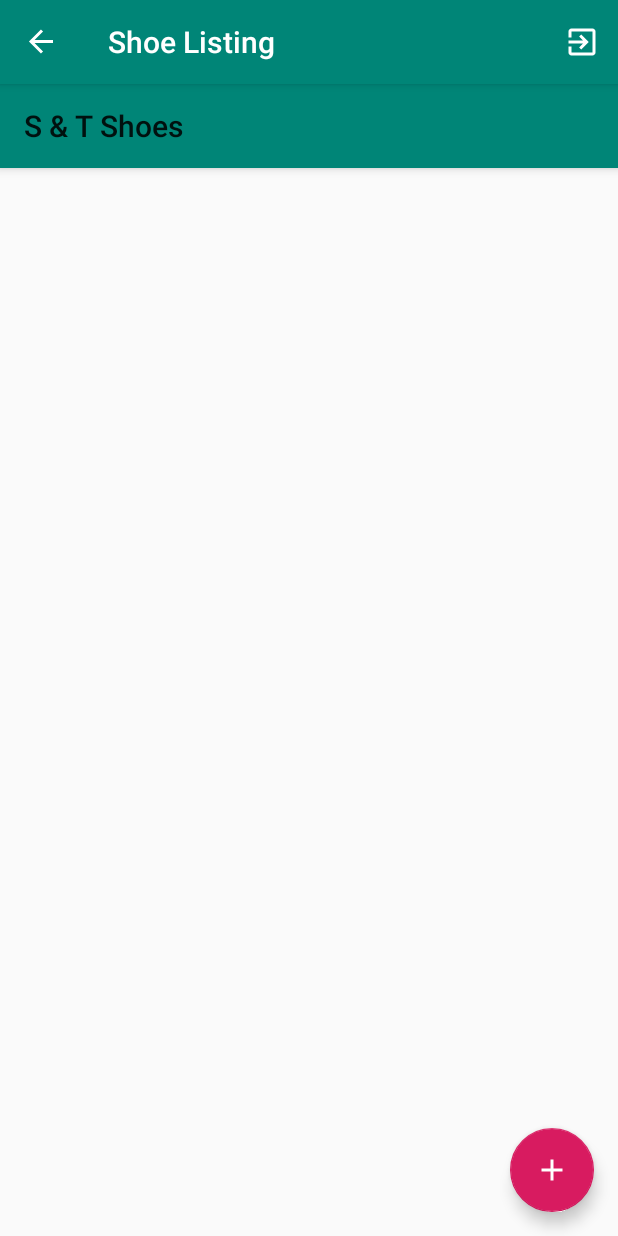
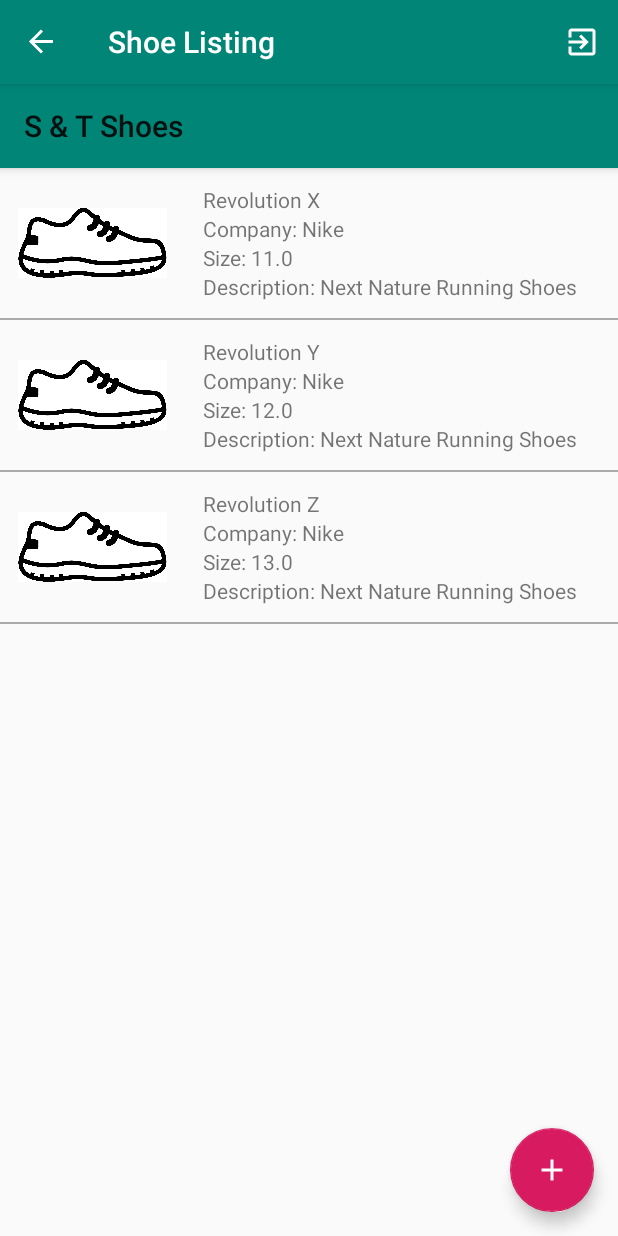
Before and after one commit to Taimoor-N/shoe-store, an Android app: the ShoeListingFragment screen opened through its navigation route, on a phone screen of 412 x 824 dp. Run offline under Robolectric (Android 15) with nearby library versions, the light colour scheme and no system bars; our stand-ins replace Timber, data binding, navigation-ui; 1 statement that could not run was skipped.

Commit message:
tnajam: Add MainActivityViewModel and dynamically add Shoe list items

```diff
--- a/app/src/main/java/com/udacity/shoestore/fragments/ShoeListingFragment.kt
+++ b/app/src/main/java/com/udacity/shoestore/fragments/ShoeListingFragment.kt
@@ -12,21 +12,42 @@ import androidx.core.view.MenuProvider
 import androidx.databinding.DataBindingUtil
 import androidx.fragment.app.Fragment
 import androidx.lifecycle.Lifecycle
+import androidx.lifecycle.ViewModelProvider
 import androidx.navigation.findNavController
 import com.udacity.shoestore.R
 import com.udacity.shoestore.databinding.FragmentShoeListingBinding
+import com.udacity.shoestore.models.Shoe
+import com.udacity.shoestore.viewmodels.MainActivityViewModel
 
 class ShoeListingFragment : Fragment() {
 
+    private lateinit var mViewModel: MainActivityViewModel
+    private lateinit var mBinding: FragmentShoeListingBinding
+
     override fun onCreateView(inflater: LayoutInflater, container: ViewGroup?,
                               savedInstanceState: Bundle?): View {
-        val binding: FragmentShoeListingBinding = DataBindingUtil.inflate(
-            inflater, R.layout.fragment_shoe_listing, container, false)
-        binding.fabShoeListingAddShoe.setOnClickListener { view: View ->
+        mBinding = DataBindingUtil.inflate(inflater, R.layout.fragment_shoe_listing,
+            container, false)
+        mViewModel = ViewModelProvider(this)[MainActivityViewModel::class.java]
+
+        // Specify the current activity as the lifecycle owner of the binding. This is used so that
+        // the binding can observe LiveData updates
+        mBinding.lifecycleOwner = this
+
+        mBinding.fabShoeListingAddShoe.setOnClickListener { view: View ->
             view.findNavController().navigate(ShoeListingFragmentDirections.actionShoeListingFragmentToShoeDetailFragment())
         }
+
+        // Observe shoesLiveData and recreate the shoe list upon any changes
+        mViewModel.shoesLiveData.observe(viewLifecycleOwner) { shoes ->
+            mBinding.llShoeListing.removeAllViews()
+            for (shoe in shoes) {
+                createAndAddShoeListingItemFragment(shoe)
+            }
+        }
+
         addMenuItems()
-        return binding.root
+        return mBinding.root
     }
 
     private fun addMenuItems() {
@@ -51,4 +72,11 @@ class ShoeListingFragment : Fragment() {
         }, viewLifecycleOwner, Lifecycle.State.RESUMED)
     }
 
+    private fun createAndAddShoeListingItemFragment(shoe: Shoe) {
+        val fragmentTransaction = parentFragmentManager.beginTransaction()
+        val shoeListingItemFragment = ShoeListingItemFragment().newInstance(shoe)
+        fragmentTransaction.add(mBinding.llShoeListing.id, shoeListingItemFragment, "ShoeListingItemFragment")
+        fragmentTransaction.commit()
+    }
+
 }
--- a/app/src/main/java/com/udacity/shoestore/fragments/ShoeListingItemFragment.kt
+++ b/app/src/main/java/com/udacity/shoestore/fragments/ShoeListingItemFragment.kt
@@ -5,20 +5,31 @@ import androidx.fragment.app.Fragment
 import android.view.LayoutInflater
 import android.view.View
 import android.view.ViewGroup
+import androidx.databinding.DataBindingUtil
 import com.udacity.shoestore.R
+import com.udacity.shoestore.databinding.FragmentShoeListingItemBinding
+import com.udacity.shoestore.models.Shoe
 
 class ShoeListingItemFragment : Fragment() {
+
+    private lateinit var mShoe: Shoe
+
+    fun newInstance (shoe: Shoe) : ShoeListingItemFragment {
+        val fragment = ShoeListingItemFragment()
+        fragment.mShoe = shoe
+        return fragment
+    }
 
     override fun onCreate(savedInstanceState: Bundle?) {
         super.onCreate(savedInstanceState)
     }
 
-    override fun onCreateView(
-        inflater: LayoutInflater, container: ViewGroup?,
-        savedInstanceState: Bundle?
-    ): View? {
-        // Inflate the layout for this fragment
-        return inflater.inflate(R.layout.fragment_shoe_listing_item, container, false)
+    override fun onCreateView(inflater: LayoutInflater, container: ViewGroup?,
+                              savedInstanceState: Bundle?): View? {
+        val binding: FragmentShoeListingItemBinding = DataBindingUtil.inflate(
+            inflater, R.layout.fragment_shoe_listing_item, container, false)
+        binding.shoe = mShoe
+        return binding.root
     }
 
 }
--- /dev/null
+++ b/app/src/main/java/com/udacity/shoestore/viewmodels/MainActivityViewModel.kt
@@ -0,0 +1,51 @@
+package com.udacity.shoestore.viewmodels
+
+import androidx.lifecycle.LiveData
+import androidx.lifecycle.MutableLiveData
+import androidx.lifecycle.ViewModel
+import com.udacity.shoestore.models.Shoe
+
+class MainActivityViewModel : ViewModel() {
+
+    private val mShoesLiveData = MutableLiveData<ArrayList<Shoe>>()
+    val shoesLiveData: LiveData<ArrayList<Shoe>>
+        get() = mShoesLiveData
+
+    init {
+        createInitialListOfShoes()
+    }
+
+    fun addShoe(shoe: Shoe) {
+        if (mShoesLiveData.value == null) {
+            mShoesLiveData.value = ArrayList()
+        }
+        mShoesLiveData.value?.add(shoe)
+        mShoesLiveData.notifyObserver()
+    }
+
+    private fun createInitialListOfShoes() {
+        addShoe(Shoe("Revolution X", 11.0, "Nike", "Next Nature Running Shoes with 100% recycled laces", listOf(getRandomShoeImg())))
+        addShoe(Shoe("Revolution Y", 12.0, "Nike", "Next Nature Running Shoes with 100% recycled laces", listOf(getRandomShoeImg())))
+        addShoe(Shoe("Revolution Z", 13.0, "Nike", "Next Nature Running Shoes with 100% recycled laces", listOf(getRandomShoeImg())))
+    }
+
+    private fun getRandomShoeImg() : String {
+        val images = mutableListOf(
+            "drawable/img_shoe_blue",
+            "drawable/img_shoe_brown",
+            "drawable/img_shoe_green",
+            "drawable/img_shoe_pink",
+            "drawable/img_shoe_purple",
+            "drawable/img_shoe_red",
+            "drawable/img_shoe_white",
+            "drawable/img_shoe_yellow"
+        )
+        return images.random()
+    }
+
+}
+
+// Update LiveData with its own value to notify observers when it's value changes
+fun <T> MutableLiveData<T>.notifyObserver() {
+    this.value = this.value
+}
--- a/app/src/main/res/layout/fragment_shoe_listing_item.xml
+++ b/app/src/main/res/layout/fragment_shoe_listing_item.xml
@@ -1,7 +1,16 @@
 <?xml version="1.0" encoding="utf-8"?>
-<androidx.constraintlayout.widget.ConstraintLayout xmlns:android="http://schemas.android.com/apk/res/android"
+<layout xmlns:android="http://schemas.android.com/apk/res/android"
     xmlns:app="http://schemas.android.com/apk/res-auto"
-    xmlns:tools="http://schemas.android.com/tools"
+    xmlns:tools="http://schemas.android.com/tools">
+
+    <data>
+
+        <variable
+            name="shoe"
+            type="com.udacity.shoestore.models.Shoe" />
+    </data>
+
+    <androidx.constraintlayout.widget.ConstraintLayout
         android:layout_width="match_parent"
         android:layout_height="wrap_content"
         tools:context=".fragments.ShoeListingItemFragment">
@@ -17,12 +26,12 @@
             android:id="@+id/iv_shoe_listing_item"
             android:layout_width="0dp"
             android:layout_height="100dp"
+            android:contentDescription="@string/content_desc_iv_shoe_listing_item"
             android:padding="@dimen/shoe_listing_item_padding"
             android:src="@drawable/img_shoe_white"
             app:layout_constraintEnd_toStartOf="@+id/gl_shoe_listing_item"
             app:layout_constraintStart_toStartOf="parent"
-        app:layout_constraintTop_toTopOf="parent"
-        android:contentDescription="@string/content_desc_iv_shoe_listing_item" />
+            app:layout_constraintTop_toTopOf="parent" />
 
         <TextView
             android:id="@+id/tv_shoe_listing_item_name"
@@ -31,7 +40,7 @@
             android:layout_marginStart="@dimen/margin_small"
             android:layout_marginTop="@dimen/margin_small"
             android:layout_marginEnd="@dimen/margin_small"
-        android:text="@string/placeholder_shoe_listing_item_name"
+            android:text="@{shoe.name, default=@string/placeholder_shoe_listing_item_name}"
             android:textSize="@dimen/text_size_small"
             app:layout_constraintBottom_toTopOf="@id/tv_shoe_listing_item_company"
             app:layout_constraintEnd_toEndOf="parent"
@@ -45,7 +54,7 @@
             android:layout_height="wrap_content"
             android:layout_marginStart="@dimen/margin_small"
             android:layout_marginEnd="@dimen/margin_small"
-        android:text="@string/placeholder_shoe_listing_item_company"
+            android:text="@{@string/text_shoe_company_format(shoe.company), default=@string/placeholder_shoe_listing_item_company}"
             android:textSize="@dimen/text_size_small"
             app:layout_constraintBottom_toTopOf="@+id/tv_shoe_listing_item_size"
             app:layout_constraintEnd_toEndOf="parent"
@@ -59,7 +68,7 @@
             android:layout_height="wrap_content"
             android:layout_marginStart="@dimen/margin_small"
             android:layout_marginEnd="@dimen/margin_small"
-        android:text="@string/placeholder_shoe_listing_item_size"
+            android:text="@{@string/text_shoe_size_format(shoe.size), default=@string/placeholder_shoe_listing_item_size}"
             android:textSize="@dimen/text_size_small"
             app:layout_constraintBottom_toTopOf="@+id/tv_shoe_listing_item_desc"
             app:layout_constraintEnd_toEndOf="parent"
@@ -75,7 +84,7 @@
             android:layout_marginEnd="@dimen/margin_small"
             android:layout_marginBottom="@dimen/margin_small"
             android:maxLines="1"
-        android:text="@string/placeholder_shoe_listing_item_description"
+            android:text="@{@string/text_shoe_description_format(shoe.description), default=@string/placeholder_shoe_listing_item_description}"
             android:textSize="@dimen/text_size_small"
             app:layout_constraintBottom_toBottomOf="@+id/iv_shoe_listing_item"
             app:layout_constraintEnd_toEndOf="parent"
@@ -90,3 +99,5 @@
             app:layout_constraintTop_toBottomOf="@+id/iv_shoe_listing_item" />
 
     </androidx.constraintlayout.widget.ConstraintLayout>
+
+</layout>
--- a/app/src/main/res/values/strings.xml
+++ b/app/src/main/res/values/strings.xml
@@ -28,6 +28,9 @@
     <string name="placeholder_shoe_listing_item_size">Size: 11</string>
     <string name="text_instructions_1"><![CDATA[To access the list of available shoes in the app, click on the "Shoe List" button below, which will take you to the shoe listing screen.]]></string>
     <string name="text_instructions_2"><![CDATA[Once in shoe listing screen, you will be able to see further details (or modify existing details) by clicking the shoe list item. You can also click the add button add a new shoe item to the list.]]></string>
+    <string name="text_shoe_company_format">Company: %s</string>
+    <string name="text_shoe_description_format">Description: %s</string>
+    <string name="text_shoe_size_format">Size: %.1f</string>
     <string name="text_welcome"><![CDATA[Welcome to S & T Shoes. Here you can explore some of the shoes that we offer, which can be purchased from any of our local store branches. You also have the option to add additional shoes so they can be reflected in our app.]]></string>
     <string name="text_welcome_instructions">Instructions for using this app can be accessed below.</string>
     <string name="title">S &amp; T Shoes</string>
```
Lines whose indentation alone changed are shown as unchanged.
